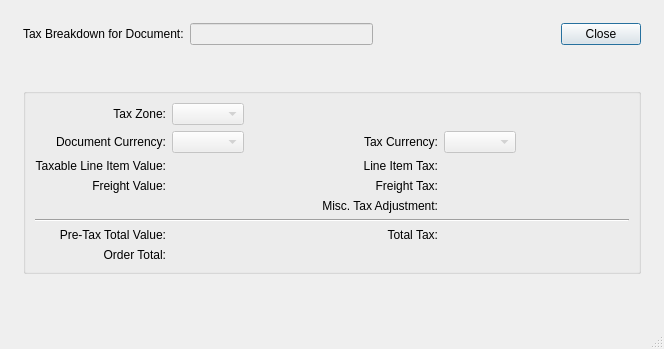
Old version of the form guiclient/taxBreakdown.ui in the repository Pegasus-RPG/xtuple-client.
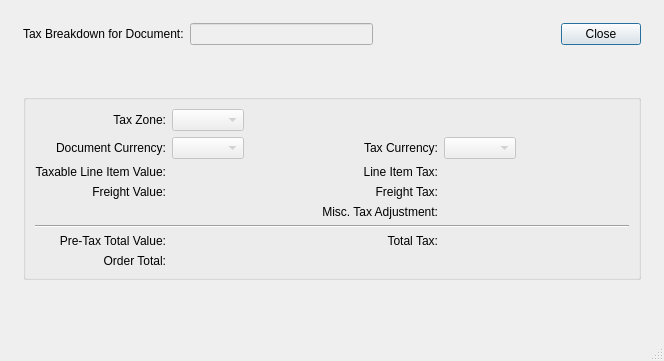
New version of the form. Custom widgets are drawn as their Qt base class.

Diff of the .ui file:
```diff
--- a/guiclient/taxBreakdown.ui
+++ b/guiclient/taxBreakdown.ui
@@ -14,7 +14,7 @@
     <x>0</x>
     <y>0</y>
     <width>664</width>
-    <height>349</height>
+    <height>361</height>
    </rect>
   </property>
   <property name="windowTitle">
```
Left out of the diff: 1 changed line with no effect on the pictures.
